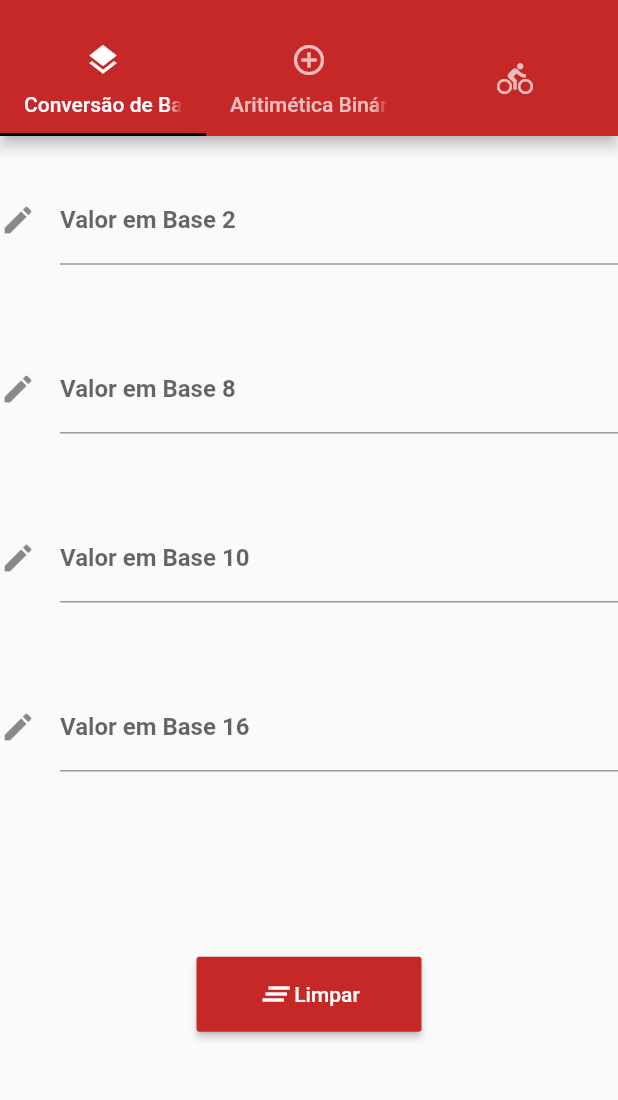
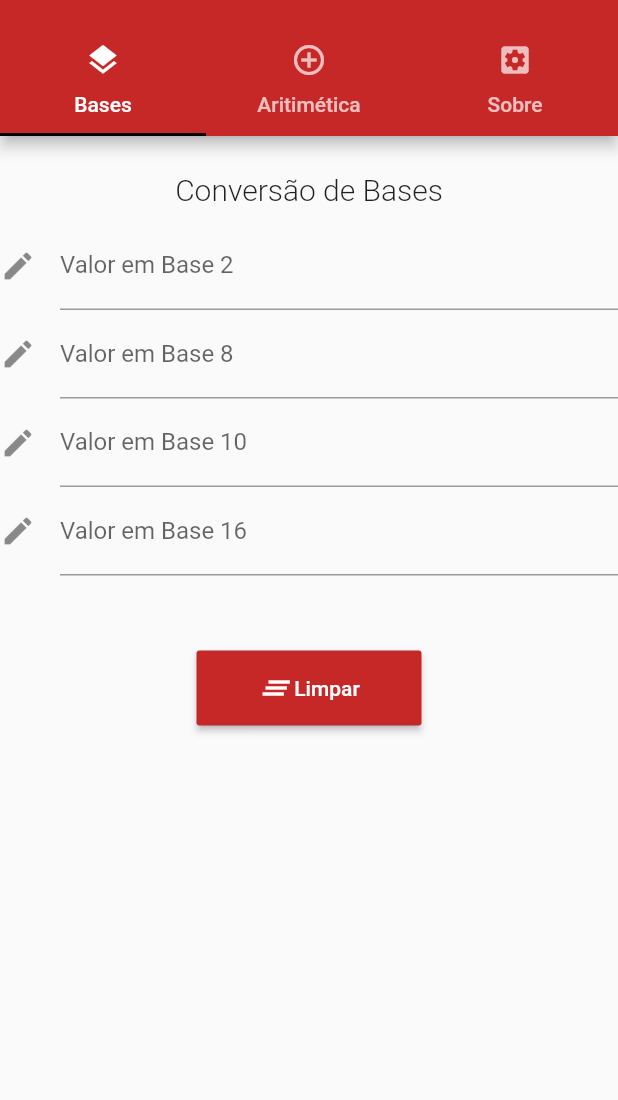
Before and after one commit to iuryteixeira/viu_calc, a Flutter app: the screen it shows after launch, on a phone screen of 412 x 824 dp, the part 59-1159 px from its top. Run offline on Flutter 3.47's test engine with Material 2 defaults, Android fonts, the phone set to English and light mode, and no system bars.

Commit message:
convertion ok

```diff
--- a/lib/widgets/tab_base_conversion.dart
+++ b/lib/widgets/tab_base_conversion.dart
@@ -105,17 +105,33 @@ class TabBaseConversionState extends State<TabBaseConversion> {
 
   @override
   Widget build(BuildContext context) {
-    return Column(
-      mainAxisAlignment: MainAxisAlignment.spaceAround,
-      mainAxisSize: MainAxisSize.max,
+    return SingleChildScrollView(
+      child: ConstrainedBox(
+        constraints: BoxConstraints(
+          minHeight: 20.0,
+        ),
+        child: Column(
           children: <Widget>[
+            Padding(
+              padding: EdgeInsets.symmetric(vertical: 7.0),
+            ),
+            Container(
+              padding: EdgeInsets.symmetric(vertical: 10.0),
+              child: Text(
+                'Conversão de Bases',
+                textAlign: TextAlign.left,
+                style: TextStyle(
+                  fontWeight: FontWeight.w300,
+                  fontSize: 20.0,
+                ),
+              ),
+            ),
             TextField(
               maxLines: 1,
               controller: _binController,
               textAlign: TextAlign.center,
               style: TextStyle(
                 color: Theme.of(context).primaryColor,
-            fontWeight: FontWeight.bold,
               ),
               decoration: InputDecoration(
                 icon: Icon(Icons.create),
@@ -133,13 +149,13 @@ class TabBaseConversionState extends State<TabBaseConversion> {
               textAlign: TextAlign.center,
               style: TextStyle(
                 color: Theme.of(context).primaryColor,
-            fontWeight: FontWeight.bold,
               ),
               decoration: InputDecoration(
                 icon: Icon(Icons.create),
                 hintText: 'insira aqui um valor em octa',
                 labelText: 'Valor em Base 8',
-            errorText: _octFieldIsValid ? null : 'Valor não é um octal válido',
+                errorText:
+                    _octFieldIsValid ? null : 'Valor não é um octal válido',
               ),
               onChanged: (value) => _executeByBase8(value),
               keyboardType: TextInputType.number,
@@ -150,7 +166,6 @@ class TabBaseConversionState extends State<TabBaseConversion> {
               textAlign: TextAlign.center,
               style: TextStyle(
                 color: Theme.of(context).primaryColor,
-            fontWeight: FontWeight.bold,
               ),
               decoration: InputDecoration(
                 icon: Icon(Icons.create),
@@ -168,20 +183,20 @@ class TabBaseConversionState extends State<TabBaseConversion> {
               textAlign: TextAlign.center,
               style: TextStyle(
                 color: Theme.of(context).primaryColor,
-            fontWeight: FontWeight.bold,
               ),
               decoration: InputDecoration(
                 icon: Icon(Icons.create),
                 hintText: 'insira aqui um valor em hexa',
                 labelText: 'Valor em Base 16',
-            errorText:
-                _hexFieldIsValid ? null : 'Valor não é um hexadecimal válido',
+                errorText: _hexFieldIsValid
+                    ? null
+                    : 'Valor não é um hexadecimal válido',
               ),
               onChanged: (value) => _executeByBase16(value),
               keyboardType: TextInputType.text,
             ),
             Padding(
-            padding: const EdgeInsets.symmetric(vertical: 70.0),
+                padding: const EdgeInsets.symmetric(vertical: 50.0),
                 child: Row(
                   mainAxisAlignment: MainAxisAlignment.center,
                   mainAxisSize: MainAxisSize.max,
@@ -206,6 +221,8 @@ class TabBaseConversionState extends State<TabBaseConversion> {
                   ],
                 ))
           ],
+        ),
+      ),
     );
   }
 }
--- a/lib/widgets/tab_container.dart
+++ b/lib/widgets/tab_container.dart
@@ -1,8 +1,7 @@
 import 'package:flutter/material.dart';
 import 'tab_base_conversion.dart';
 
-class TabContainer extends StatelessWidget{
-
+class TabContainer extends StatelessWidget {
   @override
   Widget build(BuildContext context) {
     return DefaultTabController(
@@ -10,21 +9,17 @@ class TabContainer extends StatelessWidget{
         child: Scaffold(
           appBar: AppBar(
             title: Text('BitViu'),
-            bottom: TabBar(
-                tabs: <Widget>[
-                  Tab(text: 'Conversão de Bases', icon: Icon(Icons.layers)),
-                  Tab(text: 'Aritimética Binária', icon: Icon(Icons.control_point)),
-                  Tab(icon: Icon(Icons.directions_bike)),
-                ]
-            ),
+            bottom: TabBar(tabs: <Widget>[
+              Tab(text: 'Bases', icon: Icon(Icons.layers)),
+              Tab(text: 'Aritimética', icon: Icon(Icons.control_point)),
+              Tab(text: 'Sobre', icon: Icon(Icons.settings_applications)),
+            ]),
           ),
-          body: TabBarView(
-              children: <Widget>[
-                TabBaseConversion(),
-                Icon(Icons.directions_transit),
-                Icon(Icons.directions_bike),
-              ]),
-        )
-    );
+          body: TabBarView(children: <Widget>[
+            TabBaseConversion(),
+            Icon(Icons.directions_transit),
+            Icon(Icons.directions_bike),
+          ]),
+        ));
   }
 }
--- a/lib/widgets/tab_sum.dart
+++ b/lib/widgets/tab_sum.dart
@@ -0,0 +1 @@
+import 'package:flutter/material.dart';
```
Lines whose indentation alone changed are shown as unchanged.
